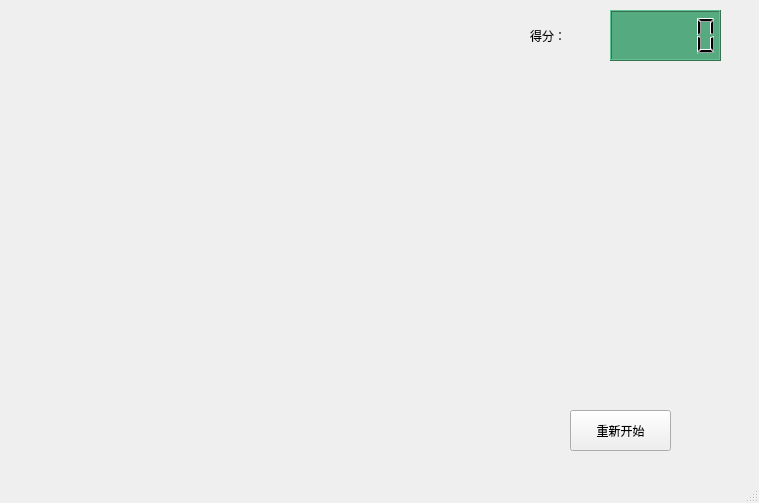
BITLJY/SnakeGame, file mainwindow.ui: the form before one commit.
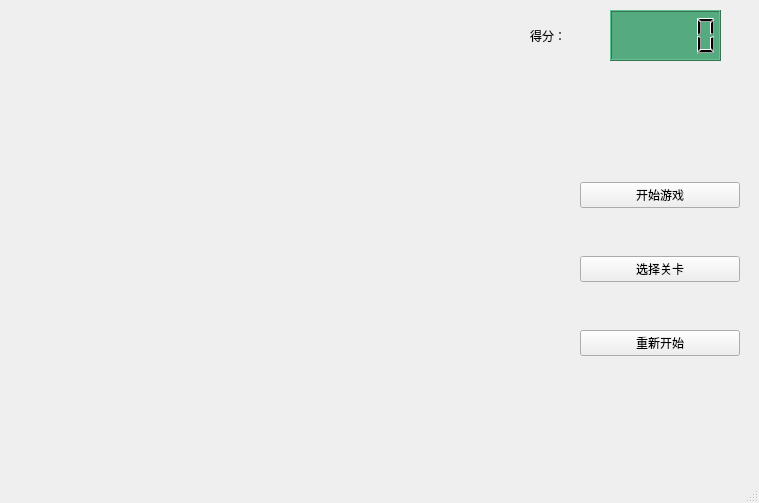
The form after the commit.

```diff
--- a/mainwindow.ui
+++ b/mainwindow.ui
@@ -47,21 +47,47 @@
      <string>得分：</string>
     </property>
    </widget>
-   <widget class="QPushButton" name="pB_restart">
+   <widget class="QWidget" name="gridLayoutWidget">
     <property name="geometry">
      <rect>
-      <x>570</x>
-      <y>410</y>
-      <width>101</width>
-      <height>41</height>
+      <x>580</x>
+      <y>140</y>
+      <width>160</width>
+      <height>261</height>
      </rect>
     </property>
+    <layout class="QGridLayout" name="gridLayout">
+     <item row="1" column="0">
+      <widget class="QPushButton" name="pB_on_pushbutton_select">
+       <property name="styleSheet">
+        <string notr="true">font: 16pt &quot;幼圆&quot;;</string>
+       </property>
+       <property name="text">
+        <string>选择关卡</string>
+       </property>
+      </widget>
+     </item>
+     <item row="2" column="0">
+      <widget class="QPushButton" name="pB_on_pushbutton_restart">
     <property name="styleSheet">
      <string notr="true">font: 16pt &quot;幼圆&quot;;</string>
     </property>
     <property name="text">
      <string>重新开始</string>
     </property>
+      </widget>
+     </item>
+     <item row="0" column="0">
+      <widget class="QPushButton" name="pB_on_pushbutton_start">
+       <property name="styleSheet">
+        <string notr="true">font: 16pt &quot;幼圆&quot;;</string>
+       </property>
+       <property name="text">
+        <string>开始游戏</string>
+       </property>
+      </widget>
+     </item>
+    </layout>
    </widget>
   </widget>
   <widget class="QMenuBar" name="menubar">
```
Lines whose indentation alone changed are shown as unchanged.
